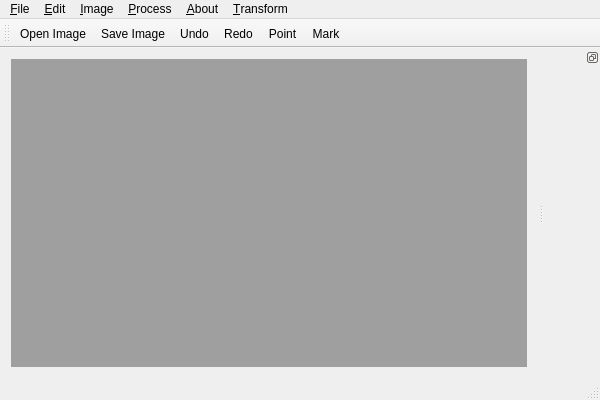
First picture: the form in mainwindow.ui, repository mbobowsk/DarQwin, before the edit.
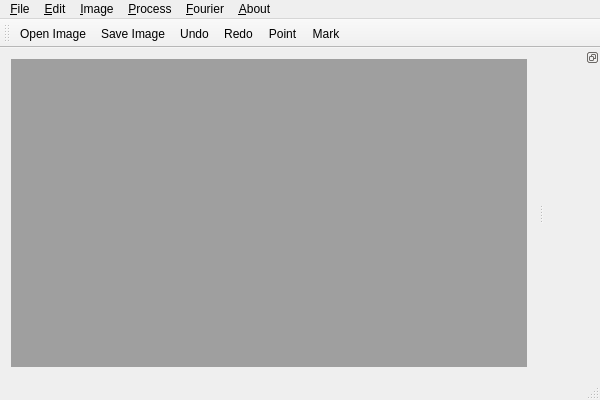
Second picture: the form after the edit. Icons and pictures are not drawn.

Commit message: Fourier idealny i gaussowski.

```diff
--- a/mainwindow.ui
+++ b/mainwindow.ui
@@ -147,7 +147,7 @@
    </widget>
    <widget class="QMenu" name="menu_Transform">
     <property name="title">
-     <string>&amp;Transform</string>
+     <string>&amp;Fourier</string>
     </property>
     <widget class="QMenu" name="menu_Fourier">
      <property name="title">
@@ -161,8 +161,8 @@
    <addaction name="menu_Edit"/>
    <addaction name="menu_Tune"/>
    <addaction name="menuProcess"/>
-   <addaction name="menu_About"/>
    <addaction name="menu_Transform"/>
+   <addaction name="menu_About"/>
   </widget>
   <widget class="QToolBar" name="mainToolBar">
    <attribute name="toolBarArea">
```
Left out of the diff: 38 changed lines with no effect on the pictures. The commit also changes 6 other files.
